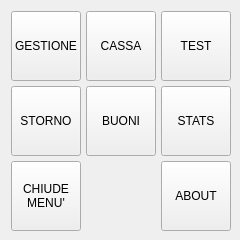
Old version of the form src/operazionidlg.ui in the repository mtonin/gestcassa.
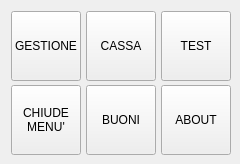
New version of the form. Icons and pictures are not drawn.

Commit message: - spostati pulsanti storno e stats in modalità gestione

```diff
--- a/src/operazionidlg.ui
+++ b/src/operazionidlg.ui
@@ -7,19 +7,19 @@
     <x>0</x>
     <y>0</y>
     <width>240</width>
-    <height>240</height>
+    <height>164</height>
    </rect>
   </property>
   <property name="minimumSize">
    <size>
     <width>240</width>
-    <height>240</height>
+    <height>164</height>
    </size>
   </property>
   <property name="maximumSize">
    <size>
     <width>240</width>
-    <height>240</height>
+    <height>164</height>
    </size>
   </property>
   <property name="windowTitle">
@@ -64,47 +64,6 @@
      </property>
     </widget>
    </item>
-   <item row="4" column="0">
-    <widget class="QToolButton" name="stornoBtn">
-     <property name="sizePolicy">
-      <sizepolicy hsizetype="MinimumExpanding" vsizetype="Expanding">
-       <horstretch>0</horstretch>
-       <verstretch>0</verstretch>
-      </sizepolicy>
-     </property>
-     <property name="minimumSize">
-      <size>
-       <width>70</width>
-       <height>70</height>
-      </size>
-     </property>
-     <property name="maximumSize">
-      <size>
-       <width>100</width>
-       <height>70</height>
-      </size>
-     </property>
-     <property name="text">
-      <string>STORNO</string>
-     </property>
-     <property name="icon">
-      <iconset resource="risorse.qrc">
-       <normaloff>:/GestCassa/cancella</normaloff>:/GestCassa/cancella</iconset>
-     </property>
-     <property name="iconSize">
-      <size>
-       <width>48</width>
-       <height>48</height>
-      </size>
-     </property>
-     <property name="autoExclusive">
-      <bool>false</bool>
-     </property>
-     <property name="toolButtonStyle">
-      <enum>Qt::ToolButtonTextUnderIcon</enum>
-     </property>
-    </widget>
-   </item>
    <item row="1" column="0">
     <widget class="QToolButton" name="gestioneBtn">
      <property name="sizePolicy">
@@ -223,7 +182,7 @@
     </widget>
    </item>
    <item row="4" column="2">
-    <widget class="QToolButton" name="statsBtn">
+    <widget class="QToolButton" name="aboutBtn">
      <property name="sizePolicy">
       <sizepolicy hsizetype="MinimumExpanding" vsizetype="Expanding">
        <horstretch>0</horstretch>
@@ -243,7 +202,7 @@
       </size>
      </property>
      <property name="text">
-      <string>STATS</string>
+      <string>ABOUT</string>
      </property>
      <property name="icon">
       <iconset resource="risorse.qrc">
@@ -263,7 +222,7 @@
      </property>
     </widget>
    </item>
-   <item row="5" column="0">
+   <item row="4" column="0">
     <widget class="QToolButton" name="chiudeBtn">
      <property name="sizePolicy">
       <sizepolicy hsizetype="MinimumExpanding" vsizetype="Expanding">
@@ -305,47 +264,6 @@
      </property>
     </widget>
    </item>
-   <item row="5" column="2">
-    <widget class="QToolButton" name="aboutBtn">
-     <property name="sizePolicy">
-      <sizepolicy hsizetype="MinimumExpanding" vsizetype="Expanding">
-       <horstretch>0</horstretch>
-       <verstretch>0</verstretch>
-      </sizepolicy>
-     </property>
-     <property name="minimumSize">
-      <size>
-       <width>70</width>
-       <height>70</height>
-      </size>
-     </property>
-     <property name="maximumSize">
-      <size>
-       <width>100</width>
-       <height>70</height>
-      </size>
-     </property>
-     <property name="text">
-      <string>ABOUT</string>
-     </property>
-     <property name="icon">
-      <iconset resource="risorse.qrc">
-       <normaloff>:/GestCassa/help</normaloff>:/GestCassa/help</iconset>
-     </property>
-     <property name="iconSize">
-      <size>
-       <width>48</width>
-       <height>48</height>
-      </size>
-     </property>
-     <property name="autoExclusive">
-      <bool>false</bool>
-     </property>
-     <property name="toolButtonStyle">
-      <enum>Qt::ToolButtonTextUnderIcon</enum>
-     </property>
-    </widget>
-   </item>
   </layout>
  </widget>
  <resources>
```
Left out of the diff: 2 changed lines with no effect on the pictures. The commit also changes 4 other files.
